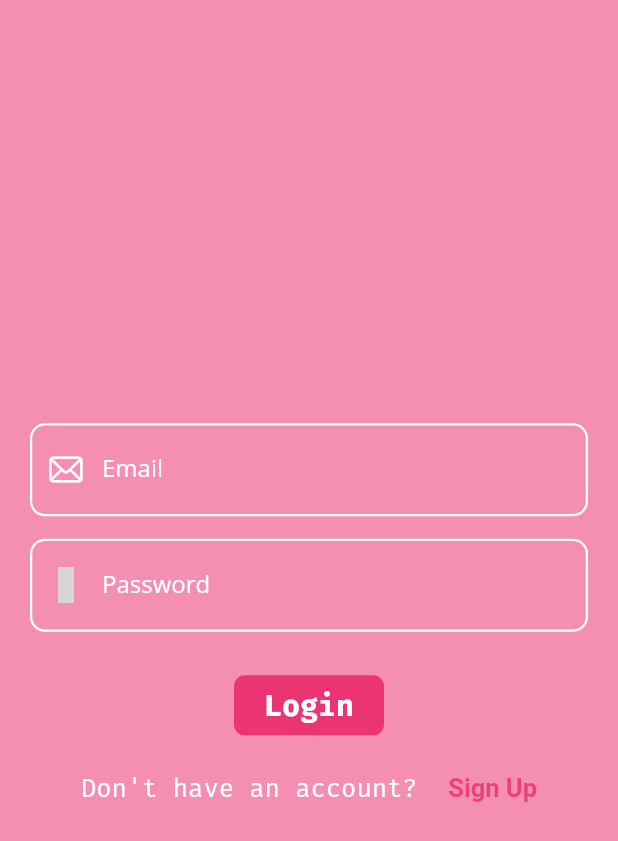
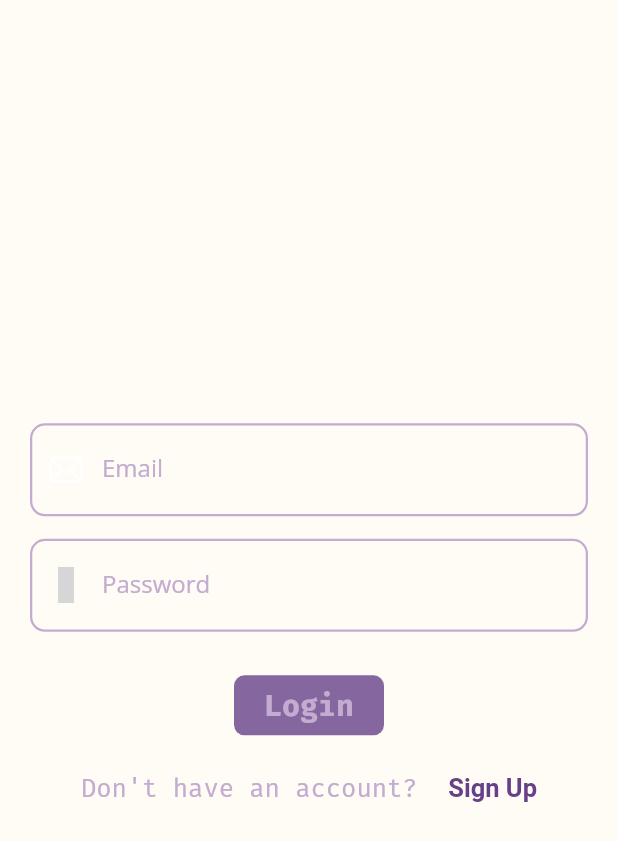
Before and after one commit to Tushandeep/Chatyy, a Flutter app: the screen it shows after launch, on a phone screen of 412 x 824 dp. Shown: the top 841 px of the screen. Run offline on Flutter 3.47's test engine with Material 2 defaults, Android fonts, the phone set to English and light mode, and no system bars; our stand-ins replace cloud_firestore, firebase_auth, firebase_core, firebase_messaging, firebase_storage, iconsax and 1 more; accounts and stored records are empty; grey boxes are pictures that could not be loaded.

Commit message:
Fixing Bugs

```diff
--- a/lib/theme/theme.dart
+++ b/lib/theme/theme.dart
@@ -1,6 +1,6 @@
 import 'package:flutter/material.dart';
 
-import '../../helpers/route_transition.dart';
+import '../helpers/route_transition.dart';
 
 ThemeData get theme => ThemeData(
       pageTransitionsTheme: PageTransitionsTheme(
@@ -10,11 +10,20 @@ ThemeData get theme => ThemeData(
         },
       ),
       fontFamily: 'OpenSans',
-      colorScheme: ColorScheme.fromSwatch(
-        primarySwatch: Colors.pink,
-        accentColor: Colors.white,
-        backgroundColor: Colors.pink[200],
-        cardColor: Colors.pink.withOpacity(0.7),
+      colorScheme: const ColorScheme(
+        brightness: Brightness.light,
+        primary: Color(0xFF674188),
+        onPrimary: Colors.white,
+        secondary: Color(0xFFC3ACD0),
+        onSecondary: Colors.white,
+        tertiary: Color(0xFFF7EFE5),
+        onTertiary: Colors.white,
+        error: Colors.red,
+        onError: Colors.white,
+        background: Color(0xFFFFFBF5),
+        onBackground: Colors.white,
+        surface: Color(0xFF674188),
+        onSurface: Colors.white,
       ),
       iconTheme: const IconThemeData(
         color: Colors.white,
```
Also changed, not shown: lib/widgets/auth/signup.dart (added, +16 -0 lines), lib/widgets/auth/login.dart (added), 8 other files.
